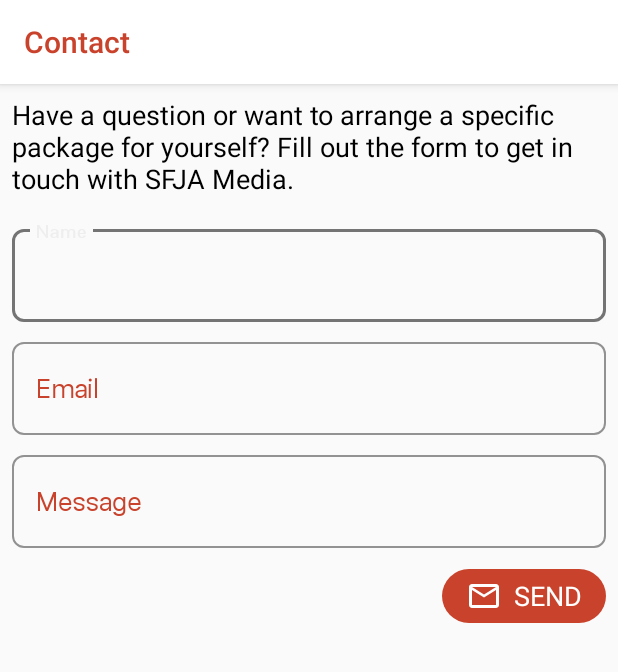
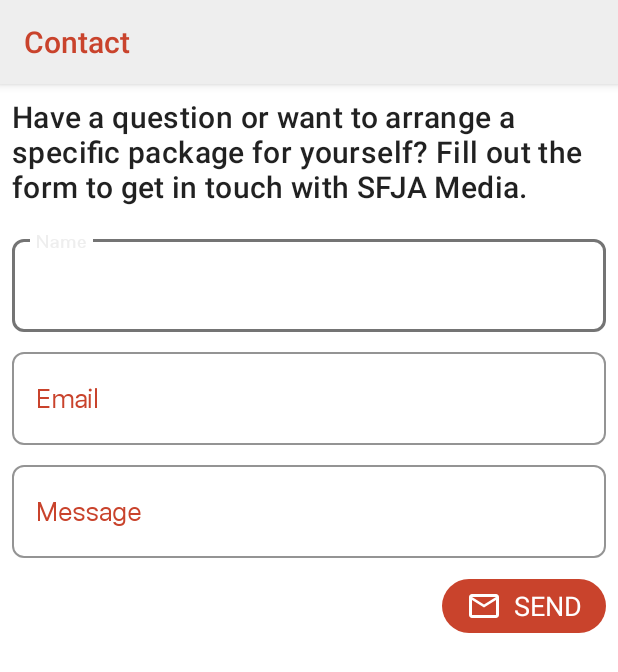
Before and after one commit to itadreik4/SFJAMediaAndroid, an Android app: the ContactActivity screen opened directly, with no data from a screen before it, on a phone screen of 412 x 824 dp. Shown: the top 672 px of the screen. Run offline under Robolectric (Android 15) with nearby library versions, the phone set to English and light mode, and no system bars.

```diff
--- a/app/src/main/java/com/sfjamedia/android/MainActivity.kt
+++ b/app/src/main/java/com/sfjamedia/android/MainActivity.kt
@@ -17,7 +17,6 @@ class MainActivity : AppCompatActivity(), LinksFragment.OnFragmentInteractionLis
 
     override fun onCreate(savedInstanceState: Bundle?) {
         AppCompatDelegate.setDefaultNightMode(AppCompatDelegate.MODE_NIGHT_FOLLOW_SYSTEM)
-
         super.onCreate(savedInstanceState)
         val nightModeFlags = this.resources.configuration.uiMode and Configuration.UI_MODE_NIGHT_MASK
         if (nightModeFlags == Configuration.UI_MODE_NIGHT_NO) {
--- a/app/src/main/res/layout/activity_contact.xml
+++ b/app/src/main/res/layout/activity_contact.xml
@@ -15,7 +15,7 @@
             android:id="@+id/toolbar"
             android:layout_width="match_parent"
             android:layout_height="?attr/actionBarSize"
-            android:background="@android:color/background_light"
+            android:background="@color/colorPrimary"
             app:titleTextColor="@color/colorPrimaryDark"
             app:popupTheme="@style/AppTheme.PopupOverlay"
             app:layout_behavior="@string/appbar_scrolling_view_behavior"/>
@@ -26,10 +26,7 @@
         android:id="@+id/contact_scroll"
         android:layout_width="match_parent"
         android:layout_height="match_parent"
-        android:layout_marginTop="?attr/actionBarSize"
-        android:overScrollMode="always"
-        android:scrollIndicators="none"
-        android:scrollbars="none">
+        android:layout_marginTop="?attr/actionBarSize">
 
         <androidx.constraintlayout.widget.ConstraintLayout
             android:layout_width="match_parent"
@@ -42,11 +39,8 @@
                 android:layout_marginStart="8dp"
                 android:layout_marginTop="8dp"
                 android:layout_marginEnd="8dp"
-                android:fontFamily="sans-serif"
                 android:text="Have a question or want to arrange a specific package for yourself? Fill out the form to get in touch with SFJA Media."
-                android:textAlignment="viewStart"
-                android:textColor="@android:color/black"
-                android:textSize="18sp"
+                android:textAppearance="@style/TextAppearance.MaterialComponents.Headline6"
                 app:layout_constraintEnd_toEndOf="parent"
                 app:layout_constraintStart_toStartOf="parent"
                 app:layout_constraintTop_toTopOf="parent" />
--- a/app/src/main/res/values-night/colors.xml
+++ b/app/src/main/res/values-night/colors.xml
@@ -1,6 +1,7 @@
 <?xml version="1.0" encoding="utf-8"?>
 <resources>
-    <color name="colorPrimary">#111</color>
+    <color name="colorPrimary">#000</color>
     <color name="colorPrimaryDark">#C9432C</color>
-    <color name="colorAccent">#747474</color>
+    <color name="colorAccent">#fff</color>
+    <color name="colorBackground">#111</color>
 </resources>
--- a/app/src/main/res/values/colors.xml
+++ b/app/src/main/res/values/colors.xml
@@ -1,6 +1,7 @@
 <?xml version="1.0" encoding="utf-8"?>
-<resources xmlns:tools="http://schemas.android.com/tools">
+<resources>
     <color name="colorPrimary">#eee</color>
     <color name="colorPrimaryDark">#C9432C</color>
     <color name="colorAccent">#747474</color>
+    <color name="colorBackground">#fff</color>
 </resources>
--- a/app/src/main/res/values/strings.xml
+++ b/app/src/main/res/values/strings.xml
@@ -37,7 +37,6 @@
     <!-- FoodieThing Page -->
 
     <string name="foodiething">FoodieThing</string>
-
     <string name="title_content">Content</string>
     <string name="title_reach">Reach</string>
     <string name="title_some_previous_clients">Some Previous clients</string>
@@ -49,8 +48,6 @@
     <string name="body_reach">FoodieThing has a lasting impression on every Instagram user that discovers the page. Currently with over 60,000 followers, the Foodie Fam is rapidly growing. @FoodieThing, on average receives over 800,000 impressions per week.</string>
     <string name="body_submissions">We love to feature good eats from all over the world. If there is a photo that you would like to us to consider posting on the FoodieThing Instagram channel please send a direct message to @FoodieThing on Instagram with the photo you would like to be featured.</string>
     <string name="body_stories">Every day FoodieThing posts a lengthy story that highlights the best of the channel. Take a food journey with the team as they post all day on @FoodieThing. Experience exclusive content, milestone achievement awards, bonus photos and even giveaways. @FoodieThing\'s daily story is not something you\'ll want to miss.</string>
-
-
 
     <!-- Links Page -->
     <string name="title_our_website">Our Website</string>
--- a/app/src/main/res/values/styles.xml
+++ b/app/src/main/res/values/styles.xml
@@ -7,6 +7,7 @@
         <item name="colorAccent">@color/colorAccent</item>
         <item name="android:statusBarColor">@color/colorPrimary</item>
         <item name="colorControlHighlight">@color/colorPrimaryDark</item>
+        <item name="android:windowBackground">@color/colorBackground</item>
     </style>
 
     <style name="AppTheme.NoActionBar">
@@ -15,6 +16,7 @@
     </style>
 
     <style name="AppTheme.AppBarOverlay" parent="Theme.AppCompat.DayNight.NoActionBar" />
+
     <style name="AppTheme.PopupOverlay" parent="Theme.AppCompat.DayNight" />
 
     <style name="MyTextViewStyle" parent="MyBaseTextViewStyle">
```
Also changed, not shown: app/src/main/java/com/sfjamedia/android/SourcesActivity.kt (deleted, +0 -19 lines), app/src/main/res/layout/activity_sources.xml (deleted, +0 -68 lines), app/src/main/res/layout/fragment_contact.xml (+12 -13 lines).
